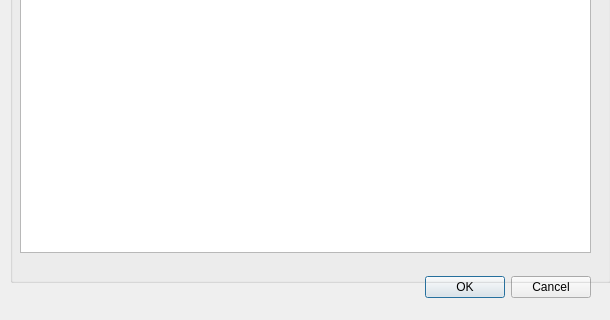
This is signinfosheet/selectpkgdialog.ui in Machin-Yin/httctest as Qt 5 draws it before an edit; both pictures show x 0 to 610 and y 158 to 478 of the 610 by 478 pixel window. The edited form follows.
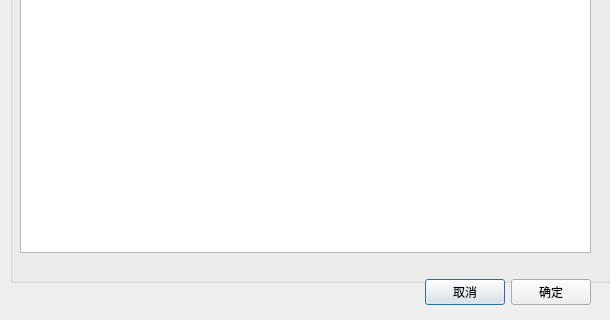
This is the edited form.

Patch:
```diff
--- a/signinfosheet/selectpkgdialog.ui
+++ b/signinfosheet/selectpkgdialog.ui
@@ -13,22 +13,6 @@
   <property name="windowTitle">
    <string>认领软件包</string>
   </property>
-  <widget class="QDialogButtonBox" name="buttonBox">
-   <property name="geometry">
-    <rect>
-     <x>30</x>
-     <y>430</y>
-     <width>561</width>
-     <height>31</height>
-    </rect>
-   </property>
-   <property name="orientation">
-    <enum>Qt::Horizontal</enum>
-   </property>
-   <property name="standardButtons">
-    <set>QDialogButtonBox::Cancel|QDialogButtonBox::Ok</set>
-   </property>
-  </widget>
   <widget class="QGroupBox" name="selectPkgGroupBox">
    <property name="geometry">
     <rect>
@@ -62,6 +46,45 @@
     </column>
    </widget>
   </widget>
+  <widget class="QWidget" name="">
+   <property name="geometry">
+    <rect>
+     <x>20</x>
+     <y>430</y>
+     <width>571</width>
+     <height>41</height>
+    </rect>
+   </property>
+   <layout class="QHBoxLayout" name="horizontalLayout">
+    <item>
+     <spacer name="horizontalSpacer_3">
+      <property name="orientation">
+       <enum>Qt::Horizontal</enum>
+      </property>
+      <property name="sizeHint" stdset="0">
+       <size>
+        <width>40</width>
+        <height>20</height>
+       </size>
+      </property>
+     </spacer>
+    </item>
+    <item>
+     <widget class="QPushButton" name="cancelButton">
+      <property name="text">
+       <string>取消</string>
+      </property>
+     </widget>
+    </item>
+    <item>
+     <widget class="QPushButton" name="sureButton">
+      <property name="text">
+       <string>确定</string>
+      </property>
+     </widget>
+    </item>
+   </layout>
+  </widget>
  </widget>
  <resources/>
  <connections>
```
Left out of the diff: 35 changed lines with no effect on the pictures.
